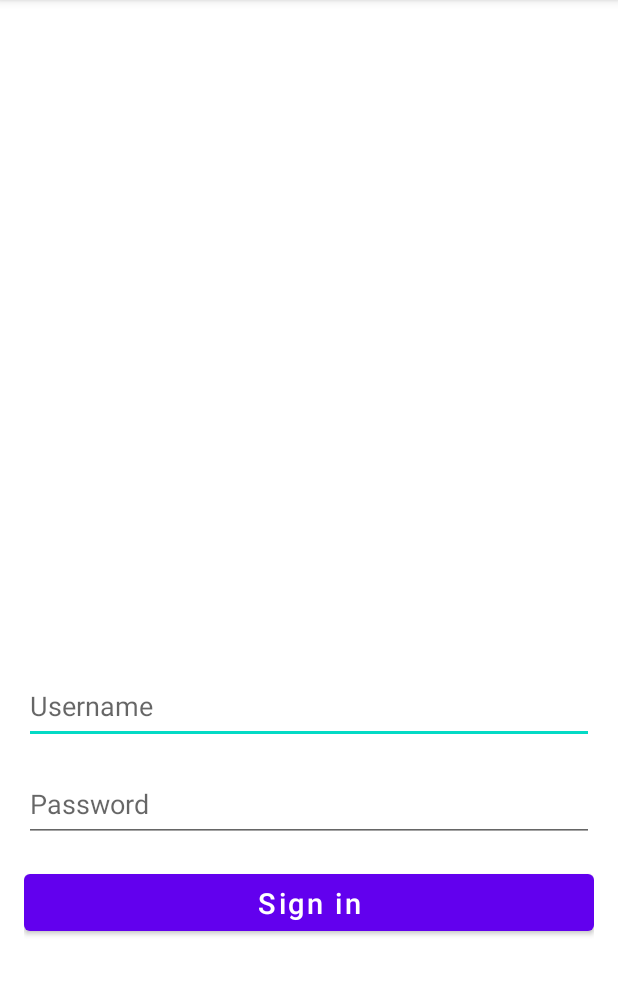
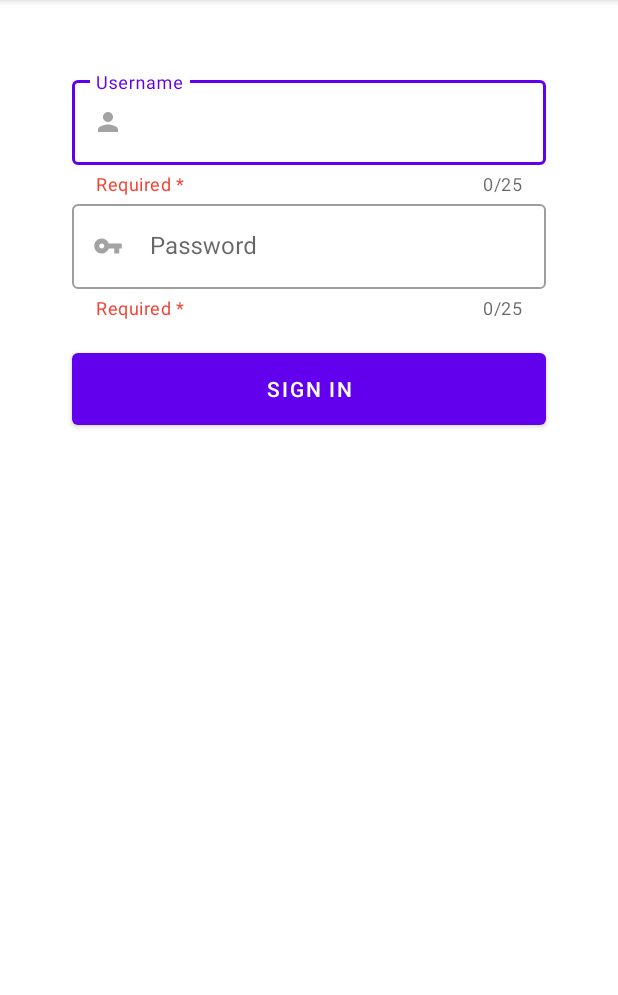
Before and after one commit to biagioPiraino/template-loginpage, an Android app: the screen it shows after launch (LoginPageActivity), on a phone screen of 412 x 824 dp, the part 84-1079 px from its top. Run offline under Robolectric (Android 15) with nearby library versions, the phone set to English and light mode, and no system bars.

Commit message:
update login page structure

```diff
--- a/loginpage/app/src/main/AndroidManifest.xml
+++ b/loginpage/app/src/main/AndroidManifest.xml
@@ -9,7 +9,9 @@
         android:roundIcon="@mipmap/ic_launcher_round"
         android:supportsRtl="true"
         android:theme="@style/Theme.Loginpage">
-        <activity android:name=".LoginPageActivity">
+        <activity
+            android:name=".LoginPageActivity"
+            android:exported="true">
             <intent-filter>
                 <action android:name="android.intent.action.MAIN" />
 
--- /dev/null
+++ b/loginpage/app/src/main/res/drawable-anydpi/ic_password.xml
@@ -0,0 +1,16 @@
+<vector xmlns:android="http://schemas.android.com/apk/res/android"
+    android:width="24dp"
+    android:height="24dp"
+    android:viewportWidth="24"
+    android:viewportHeight="24"
+    android:tint="#333333"
+    android:alpha="0.6">
+  <group android:scaleX="0.8333333"
+      android:scaleY="0.8333333"
+      android:translateX="2"
+      android:translateY="2">
+    <path
+        android:fillColor="@android:color/white"
+        android:pathData="M12.65,10C11.83,7.67 9.61,6 7,6c-3.31,0 -6,2.69 -6,6s2.69,6 6,6c2.61,0 4.83,-1.67 5.65,-4H17v4h4v-4h2v-4H12.65zM7,14c-1.1,0 -2,-0.9 -2,-2s0.9,-2 2,-2 2,0.9 2,2 -0.9,2 -2,2z"/>
+  </group>
+</vector>
--- /dev/null
+++ b/loginpage/app/src/main/res/drawable-anydpi/ic_user.xml
@@ -0,0 +1,16 @@
+<vector xmlns:android="http://schemas.android.com/apk/res/android"
+    android:width="24dp"
+    android:height="24dp"
+    android:viewportWidth="24"
+    android:viewportHeight="24"
+    android:tint="#333333"
+    android:alpha="0.6">
+  <group android:scaleX="0.8333333"
+      android:scaleY="0.8333333"
+      android:translateX="2"
+      android:translateY="2">
+    <path
+        android:fillColor="@android:color/white"
+        android:pathData="M12,12c2.21,0 4,-1.79 4,-4s-1.79,-4 -4,-4 -4,1.79 -4,4 1.79,4 4,4zM12,14c-2.67,0 -8,1.34 -8,4v2h16v-2c0,-2.66 -5.33,-4 -8,-4z"/>
+  </group>
+</vector>
--- a/loginpage/app/src/main/res/layout/login_page_main.xml
+++ b/loginpage/app/src/main/res/layout/login_page_main.xml
@@ -8,48 +8,67 @@
     android:layout_height="match_parent"
     android:padding="16dp">
 
-    <ImageView
-        android:id="@+id/login_page_animation"
+    <com.google.android.material.textfield.TextInputLayout
+        style="@style/Widget.MaterialComponents.TextInputLayout.OutlinedBox"
+        android:id="@+id/username_input_layout"
         android:layout_width="match_parent"
-        android:layout_height="400dp"
-        android:contentDescription="Login page animation"
-        tools:src="@tools:sample/avatars"
-        app:layout_constraintTop_toTopOf="parent"
-        app:layout_constraintLeft_toLeftOf="parent"
-        app:layout_constraintRight_toRightOf="parent"/>
+        android:layout_height="wrap_content"
+        android:layout_marginStart="32dp"
+        android:layout_marginTop="32dp"
+        android:layout_marginEnd="32dp"
+        android:hint="@string/login_page_username"
+        app:startIconDrawable="@drawable/ic_user"
+        app:helperText="Required *"
+        app:helperTextTextColor="@color/red_default"
+        app:counterEnabled="true"
+        app:counterMaxLength="25"
+        app:layout_constraintEnd_toEndOf="parent"
+        app:layout_constraintStart_toStartOf="parent"
+        app:layout_constraintTop_toTopOf="parent">
 
-    <EditText
-        android:id="@+id/login_page_username"
+        <com.google.android.material.textfield.TextInputEditText
+            android:id="@+id/username_input_edit_text"
+            android:layout_width="match_parent"
+            android:layout_height="wrap_content"
+            android:inputType="text"
+            android:maxLength="25"/>
+    </com.google.android.material.textfield.TextInputLayout>
+
+    <com.google.android.material.textfield.TextInputLayout
+        style="@style/Widget.MaterialComponents.TextInputLayout.OutlinedBox"
+        android:id="@+id/password_input_layout"
         android:layout_width="match_parent"
-        android:layout_height="50dp"
-        android:hint="Username"
-        android:inputType="text"
-        android:layout_marginTop="30sp"
-        app:layout_constraintTop_toBottomOf="@id/login_page_animation"
-        app:layout_constraintLeft_toLeftOf="parent"
-        app:layout_constraintRight_toRightOf="parent"/>
+        android:layout_height="wrap_content"
+        android:layout_marginStart="32dp"
+        android:layout_marginEnd="32dp"
+        android:hint="@string/login_page_password"
+        app:counterEnabled="true"
+        app:counterMaxLength="25"
+        app:helperText="Required *"
+        app:helperTextTextColor="@color/red_default"
+        app:layout_constraintEnd_toEndOf="parent"
+        app:layout_constraintStart_toStartOf="parent"
+        app:layout_constraintTop_toBottomOf="@+id/username_input_layout"
+        app:startIconDrawable="@drawable/ic_password">
 
-    <EditText
-        android:id="@+id/login_page_password"
+        <com.google.android.material.textfield.TextInputEditText
+            android:id="@+id/password_input_edit_text"
+            android:layout_width="match_parent"
+            android:layout_height="wrap_content"
+            android:inputType="textPassword"
+            android:maxLength="25"/>
+    </com.google.android.material.textfield.TextInputLayout>
+
+    <com.google.android.material.button.MaterialButton
+        android:id="@+id/login_page_signin_button"
         android:layout_width="match_parent"
-        android:layout_height="50dp"
-        android:hint="Password"
-        android:inputType="textPassword"
-        android:layout_marginTop="15sp"
-        app:layout_constraintTop_toBottomOf="@id/login_page_username"
-        app:layout_constraintLeft_toLeftOf="parent"
-        app:layout_constraintRight_toRightOf="parent"/>
-
-    <Button
-        android:layout_width="match_parent"
-        android:layout_height="50dp"
+        android:layout_height="60dp"
+        android:layout_marginStart="32dp"
+        android:layout_marginTop="16dp"
+        android:layout_marginEnd="32dp"
         android:text="Sign in"
-        android:textAllCaps="false"
-        android:textSize="19sp"
-        android:layout_marginTop="15sp"
-        app:layout_constraintTop_toBottomOf="@id/login_page_password"
-        app:layout_constraintLeft_toLeftOf="parent"
-        app:layout_constraintRight_toRightOf="parent"/>
-
+        app:layout_constraintEnd_toEndOf="parent"
+        app:layout_constraintStart_toStartOf="parent"
+        app:layout_constraintTop_toBottomOf="@+id/password_input_layout" />
 
 </androidx.constraintlayout.widget.ConstraintLayout>
--- /dev/null
+++ b/loginpage/app/src/main/res/values-night/colors.xml
@@ -0,0 +1,4 @@
+<?xml version="1.0" encoding="utf-8"?>
+<resources>
+    <color name="red_default">#F44336</color>
+</resources>
--- a/loginpage/app/src/main/res/values/colors.xml
+++ b/loginpage/app/src/main/res/values/colors.xml
@@ -7,4 +7,5 @@
     <color name="teal_700">#FF018786</color>
     <color name="black">#FF000000</color>
     <color name="white">#FFFFFFFF</color>
+    <color name="red_default">#F44336</color>
 </resources>
--- a/loginpage/app/src/main/res/values/strings.xml
+++ b/loginpage/app/src/main/res/values/strings.xml
@@ -1,3 +1,5 @@
 <resources>
     <string name="app_name">loginpage</string>
+    <string name="login_page_username">Username</string>
+    <string name="login_page_password">Password</string>
 </resources>
```
Also changed, not shown: loginpage/app/src/main/res/drawable-hdpi/ic_password.png (added), loginpage/app/src/main/res/drawable-hdpi/ic_user.png (added), loginpage/app/src/main/res/drawable-mdpi/ic_password.png (added), loginpage/app/src/main/res/drawable-mdpi/ic_user.png (added), loginpage/app/src/main/res/drawable-xhdpi/ic_password.png (added), loginpage/app/src/main/res/drawable-xhdpi/ic_user.png (added), loginpage/app/src/main/res/drawable-xxhdpi/ic_password.png (added), loginpage/app/src/main/res/drawable-xxhdpi/ic_user.png (added).
